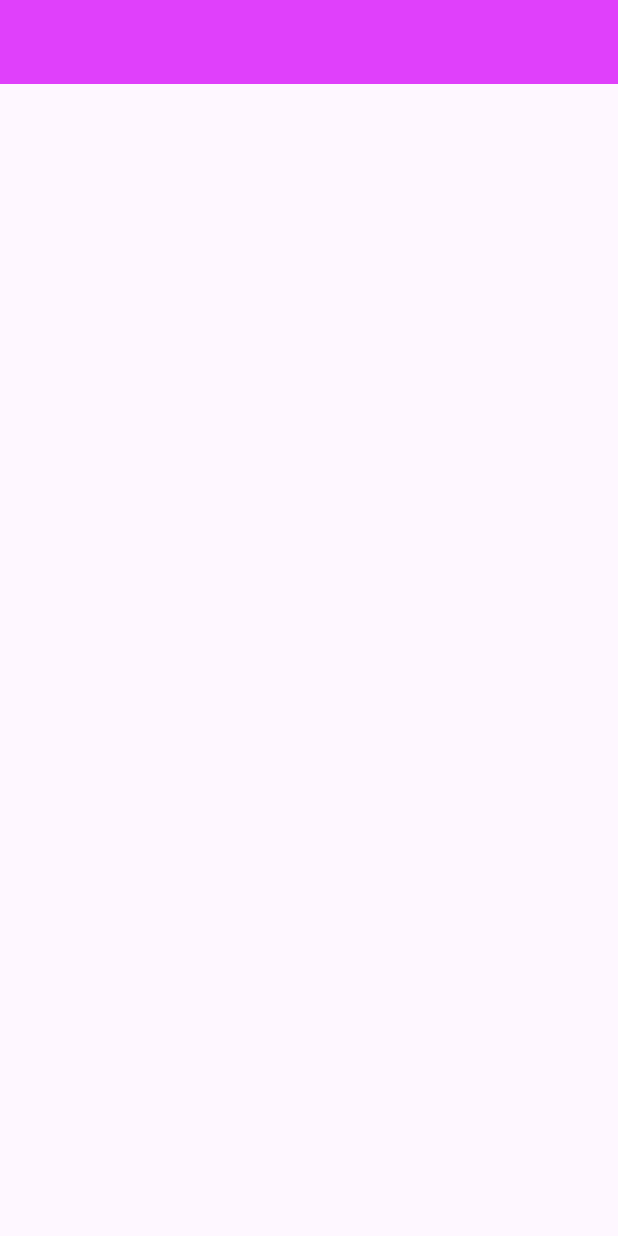
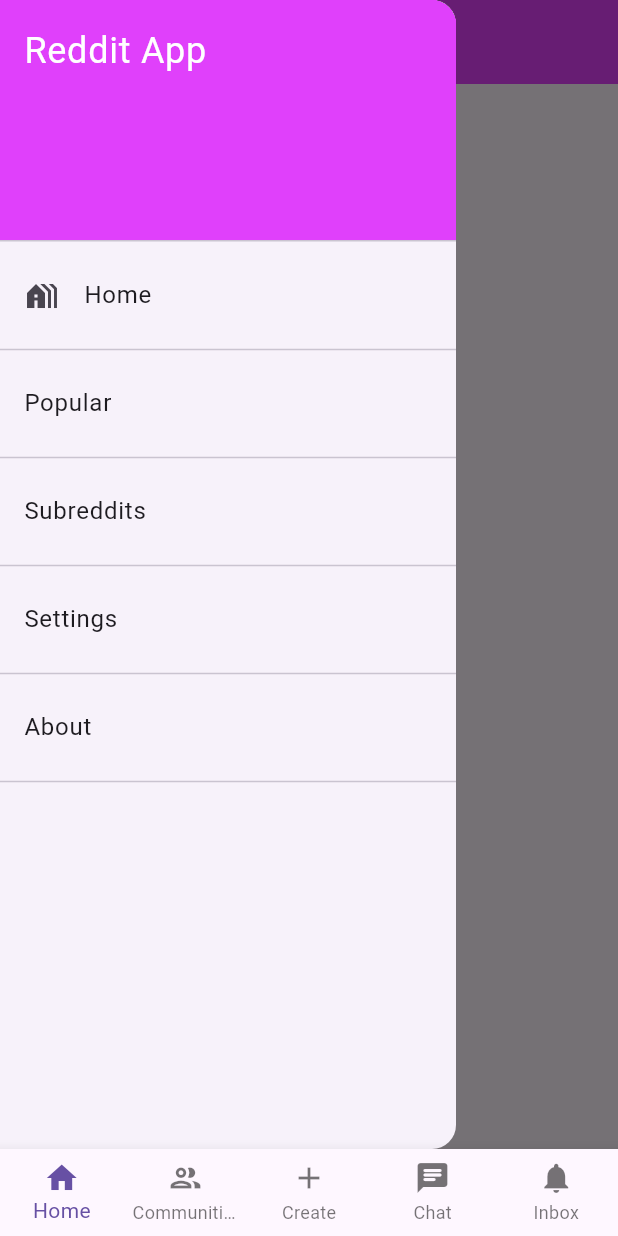
Before and after one commit to itsmedona/Reddit_App, a Flutter app: the screen it shows after launch, with the side drawer open (before the commit the screen has no drawer), on a phone screen of 412 x 824 dp. Run offline on Flutter 3.47's test engine with Material 3 defaults, Android fonts, the phone set to English and light mode, and no system bars.

```diff
--- /dev/null
+++ b/lib/global_widgets/BottomNavScreen/view/BottomNavScreen.dart
@@ -0,0 +1,69 @@
+import 'package:clone_app/global_widgets/InterestsScreen/view/InterestsScreen.dart';
+import 'package:flutter/material.dart';
+import '../../../presentation/ChatScreen/view/ChatScreen.dart';
+import '../../../presentation/CommunityScreen/view/CommunityScreen.dart';
+import '../../../presentation/CreateScreen/view/CreateScreen.dart';
+import '../../../presentation/HomeScreen/view/HomeScreen.dart';
+//import '../../../presentation/InboxScreen/view/InboxScreen.dart';
+
+class BottomNavScreen extends StatefulWidget {
+  const BottomNavScreen({super.key});
+
+  @override
+  State<BottomNavScreen> createState() => _BottomNavScreenState();
+}
+
+class _BottomNavScreenState extends State<BottomNavScreen> {
+  int selectedIndex = 0;
+  final List<Widget> screens = [
+    HomeScreen(),
+    CommunityScreen(),
+    CreateScreen(),
+    ChatScreen(),
+    InterestsScreen(),
+    //InboxScreen(),
+  ];
+  void onItemTapped(int index) {
+    setState(() {
+      selectedIndex = index;
+    });
+  }
+
+  @override
+  Widget build(BuildContext context) {
+    return Scaffold(
+      /*appBar: AppBar(
+        backgroundColor: Colors.purpleAccent,
+        title: Text("Reddit"),
+      ),*/
+      body: screens[selectedIndex],
+      bottomNavigationBar: BottomNavigationBar(
+        type: BottomNavigationBarType.fixed,
+        currentIndex: selectedIndex,
+        onTap: onItemTapped,
+        items: [
+          BottomNavigationBarItem(
+            icon: Icon(Icons.home),
+            label: 'Home',
+          ),
+          BottomNavigationBarItem(
+            icon: Icon(Icons.group_outlined),
+            label: 'Communities',
+          ),
+          BottomNavigationBarItem(
+            icon: Icon(Icons.add),
+            label: 'Create',
+          ),
+          BottomNavigationBarItem(
+            icon: Icon(Icons.chat_rounded),
+            label: 'Chat',
+          ),
+          BottomNavigationBarItem(
+            icon: Icon(Icons.notifications),
+            label: 'Inbox',
+          ),
+        ],
+      ),
+    );
+  }
+}
--- a/lib/main.dart
+++ b/lib/main.dart
@@ -1,6 +1,6 @@
+import 'package:clone_app/global_widgets/BottomNavScreen/view/BottomNavScreen.dart';
 import 'package:flutter/material.dart';
-
-import 'presentation/HomeScreen/view/HomeScreen.dart';
+//import 'presentation/HomeScreen/view/HomeScreen.dart';
 
 void main() {
   runApp(cloneApp());
@@ -13,7 +13,9 @@ class cloneApp extends StatelessWidget {
   Widget build(BuildContext context) {
     return const MaterialApp(
       debugShowCheckedModeBanner: false,
-      home: HomeScreen(),
+
+      home: BottomNavScreen(),
+      //home: HomeScreen(),
     );
   }
 }
--- a/lib/presentation/HomeScreen/view/HomeScreen.dart
+++ b/lib/presentation/HomeScreen/view/HomeScreen.dart
@@ -7,8 +7,48 @@ class HomeScreen extends StatelessWidget {
   Widget build(BuildContext context) {
     return Scaffold(
       appBar: AppBar(
-        backgroundColor: Colors.purpleAccent),
-      body:Column() ,
+          title: const Text('Reddit App'),
+          backgroundColor: Colors.purpleAccent),
+      drawer: Drawer(
+        child: ListView(
+          padding: EdgeInsets.zero,
+          children: [
+            DrawerHeader(
+              decoration: BoxDecoration(
+                color: Colors.purpleAccent,
+              ),
+              child: Text(
+                'Reddit App',
+                style: TextStyle(
+                  color: Colors.white,
+                  fontSize: 24,
+                ),
+              ),
+            ),
+            ListTile(
+              leading: Icon(Icons.holiday_village),
+              title: Text('Home'),
+            ),
+            Divider(),
+            ListTile(
+              title: Text('Popular'),
+            ),
+            Divider(),
+            ListTile(
+              title: Text('Subreddits'),
+            ),
+            Divider(),
+            ListTile(
+              title: Text('Settings'),
+            ),
+            Divider(),
+            ListTile(
+              title: Text('About'),
+            ),
+            Divider(),
+          ],
+        ),
+      ),
     );
   }
 }
```
Also changed, not shown: lib/global_widgets/InterestsScreen/view/InterestsScreen.dart (added, +224 -0 lines), lib/presentation/ChatScreen/view/ChatScreen.dart (added, +13 -0 lines), lib/presentation/CommunityScreen/view/CommunityScreen.dart (added, +13 -0 lines), lib/presentation/CreateScreen/view/CreateScreen.dart (added, +13 -0 lines), lib/presentation/InboxScreen/view/InboxScreen.dart (added, +12 -0 lines), lib/global_widgets/ggg.dart (deleted), lib/presentation/aaaa/aa.dart (deleted), pubspec.lock, 1 other file.
